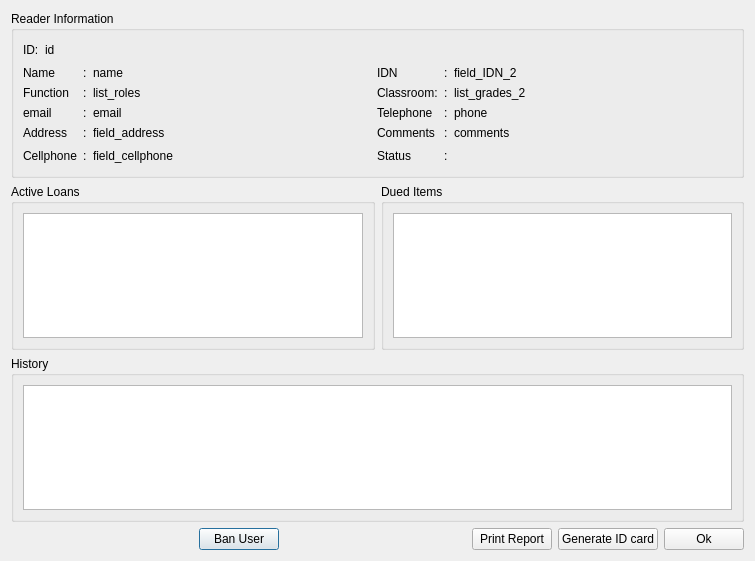
The window that src/Gui/mReaderInfo.ui (cagonza6/Buho) describes before a commit, drawn with Qt 5.
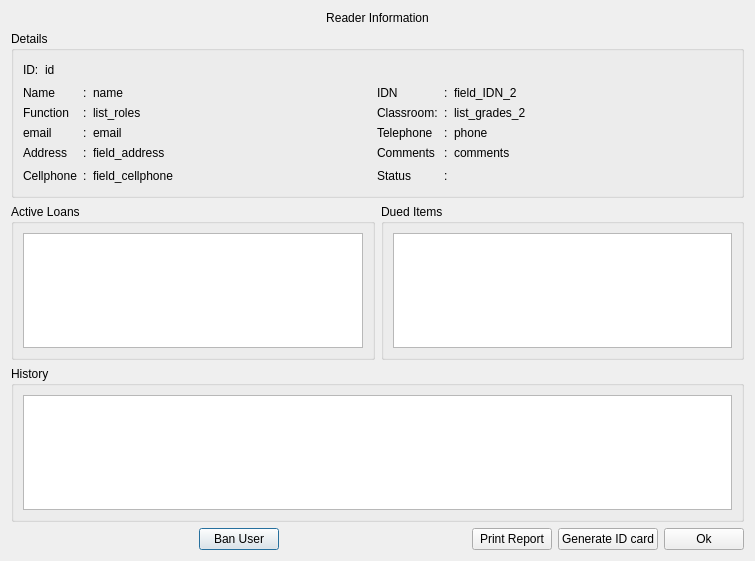
The same window after the commit. Icons and pictures are not drawn.

What changed in the file:
```diff
--- a/src/Gui/mReaderInfo.ui
+++ b/src/Gui/mReaderInfo.ui
@@ -14,10 +14,20 @@
    <string>Dialog</string>
   </property>
   <layout class="QVBoxLayout" name="verticalLayout">
+   <item>
+    <widget class="QLabel" name="title">
+     <property name="text">
+      <string>Reader Information</string>
+     </property>
+     <property name="alignment">
+      <set>Qt::AlignCenter</set>
+     </property>
+    </widget>
+   </item>
    <item>
     <widget class="QGroupBox" name="groupBox_4">
      <property name="title">
-      <string>Reader Information</string>
+      <string>Details</string>
      </property>
      <layout class="QVBoxLayout" name="verticalLayout_2">
       <item>
```
Left out of the diff: 2 changed lines with no effect on the pictures.
